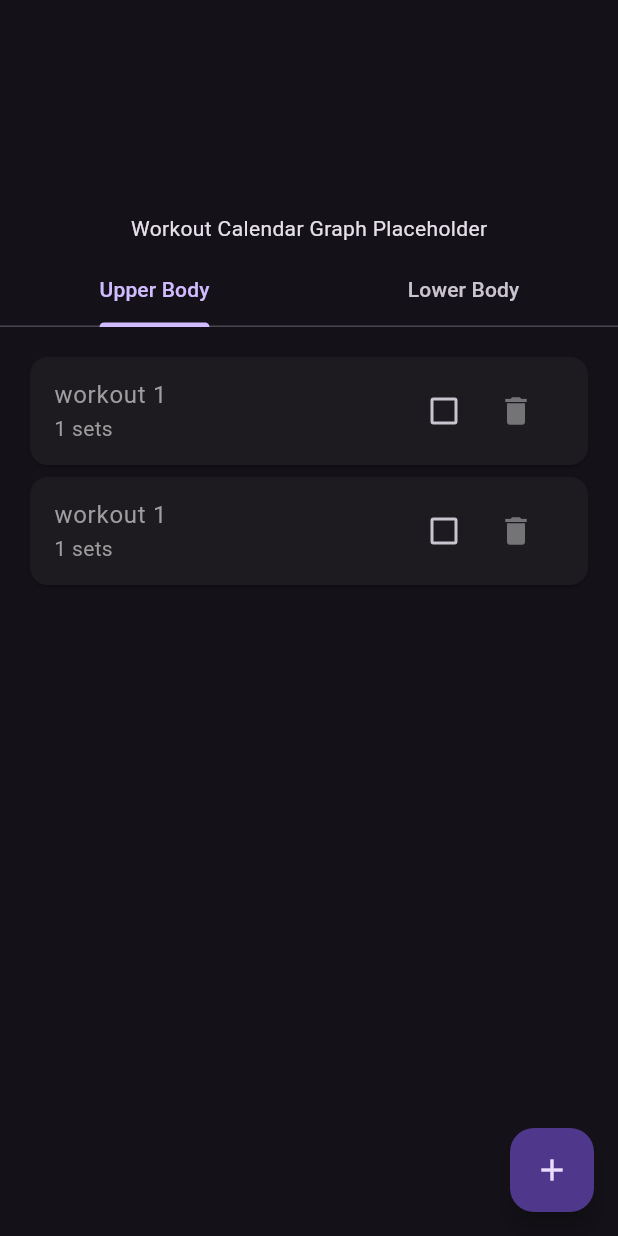
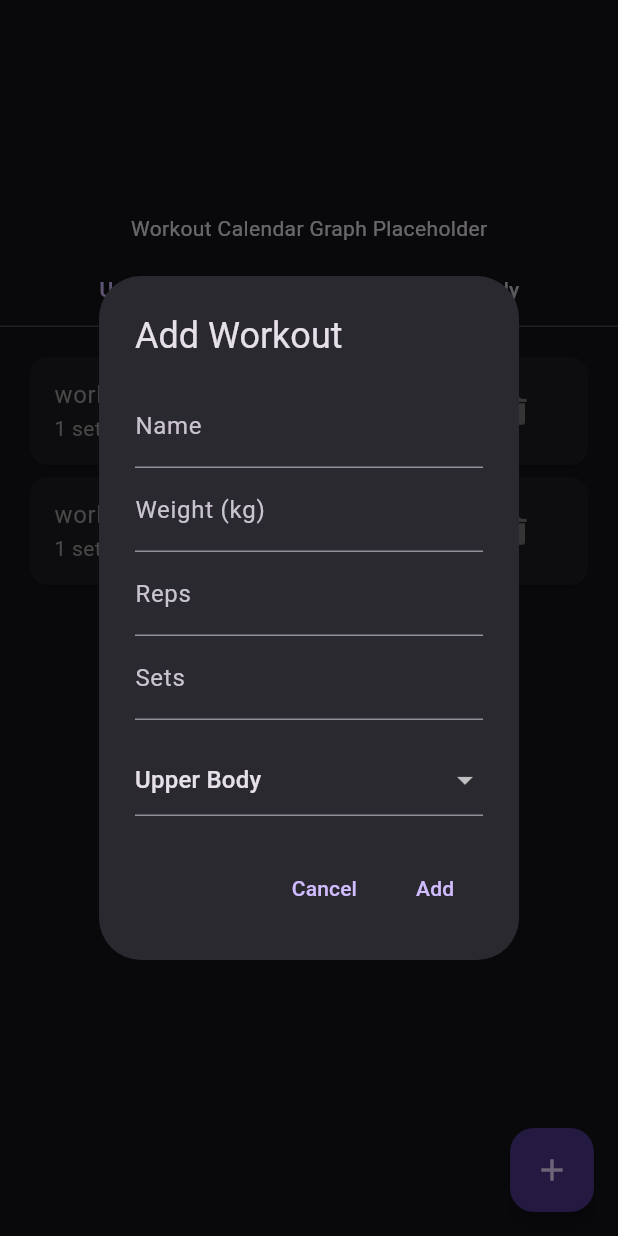
Before and after one commit to sujesh24/fitness-tracker-app, a Flutter app: the WorkListScreen screen opened directly, after a tap on the "add" icon, on a phone screen of 412 x 824 dp. Run offline on Flutter 3.47's test engine with Material 3 defaults, Android fonts, the phone set to English and light mode, and no system bars; our stand-ins replace introduction_screen.

Commit message:
dialog box implemnted

```diff
--- a/lib/main.dart
+++ b/lib/main.dart
@@ -14,6 +14,7 @@ class MyApp extends StatelessWidget {
       debugShowCheckedModeBanner: false,
       title: 'Fitness Tracker',
       theme: ThemeData.dark(),
+
       home: OnboardingScreen(),
     );
   }
--- a/lib/screens/work_list_screen.dart
+++ b/lib/screens/work_list_screen.dart
@@ -1,4 +1,5 @@
 import 'package:fitness_tracker/enums/workout_type.dart';
+import 'package:fitness_tracker/widgets/workout_form_dialog.dart';
 import 'package:flutter/material.dart';
 
 class WorkListScreen extends StatefulWidget {
@@ -52,10 +53,10 @@ class _WorkListScreenState extends State<WorkListScreen> {
   }
 
   void _showAddWorkoutDialog(BuildContext context) {
-    // showDialog(
-    //   context: context,
-    //   builder: (context) => const WorkoutFormDialog(),
-    // );
+    showDialog(
+      context: context,
+      builder: (context) => const WorkoutFormDialog(),
+    );
   }
 }
 
--- /dev/null
+++ b/lib/widgets/workout_form_dialog.dart
@@ -0,0 +1,116 @@
+import 'package:fitness_tracker/enums/workout_type.dart';
+import 'package:flutter/material.dart';
+
+class WorkoutFormDialog extends StatefulWidget {
+  const WorkoutFormDialog({super.key});
+
+  @override
+  State<WorkoutFormDialog> createState() => _WorkoutFormDialogState();
+}
+
+class _WorkoutFormDialogState extends State<WorkoutFormDialog> {
+  final _formKey = GlobalKey<FormState>();
+  late final TextEditingController nameController;
+  late final TextEditingController weightController;
+  late final TextEditingController repsController;
+  late final TextEditingController setsController;
+
+  WorkoutType selectedType = WorkoutType.upperBody;
+  @override
+  void initState() {
+    nameController = TextEditingController();
+    weightController = TextEditingController();
+    repsController = TextEditingController();
+    setsController = TextEditingController();
+    super.initState();
+  }
+
+  //dispose
+  @override
+  void dispose() {
+    nameController.dispose();
+    weightController.dispose();
+    repsController.dispose();
+    setsController.dispose();
+    super.dispose();
+  }
+
+  //submit form
+  void submitForm() {
+    //todo
+    Navigator.of(context).pop();
+  }
+
+  @override
+  Widget build(BuildContext context) {
+    return AlertDialog(
+      title: const Text('Add Workout'),
+      content: Form(
+        key: _formKey,
+        child: Column(
+          mainAxisSize: MainAxisSize.min,
+          children: [
+            //form fields
+            TextFormField(
+              controller: nameController,
+              decoration: const InputDecoration(labelText: 'Name'),
+              validator: (value) =>
+                  value?.isEmpty ?? true ? 'Please enter a name' : null,
+            ),
+            TextFormField(
+              controller: weightController,
+              decoration: const InputDecoration(labelText: 'Weight (kg)'),
+              keyboardType: TextInputType.number,
+              validator: (value) =>
+                  value?.isEmpty ?? true ? 'Please enter weight' : null,
+            ),
+            TextFormField(
+              controller: repsController,
+              decoration: const InputDecoration(labelText: 'Reps'),
+              keyboardType: TextInputType.number,
+              validator: (value) =>
+                  value?.isEmpty ?? true ? 'Please enter reps' : null,
+            ),
+            TextFormField(
+              controller: setsController,
+              decoration: const InputDecoration(labelText: 'Sets'),
+              keyboardType: TextInputType.number,
+              validator: (value) =>
+                  value?.isEmpty ?? true ? 'Please enter sets' : null,
+            ),
+            const SizedBox(height: 16),
+
+            //dropdown for workout type
+            DropdownButtonFormField<WorkoutType>(
+              items: [
+                DropdownMenuItem(
+                  value: WorkoutType.upperBody,
+                  child: const Text('Upper Body'),
+                ),
+                DropdownMenuItem(
+                  value: WorkoutType.lowerBody,
+                  child: const Text('Lower Body'),
+                ),
+              ],
+              initialValue: selectedType,
+              onChanged: (value) {
+                if (value != null) {
+                  setState(() {
+                    selectedType = value;
+                  });
+                }
+              },
+            ),
+          ],
+        ),
+      ),
+      actions: [
+        TextButton(
+          onPressed: () => Navigator.of(context).pop(),
+          child: const Text('Cancel'),
+        ),
+        TextButton(onPressed: submitForm, child: const Text('Add')),
+      ],
+    );
+  }
+}
```
